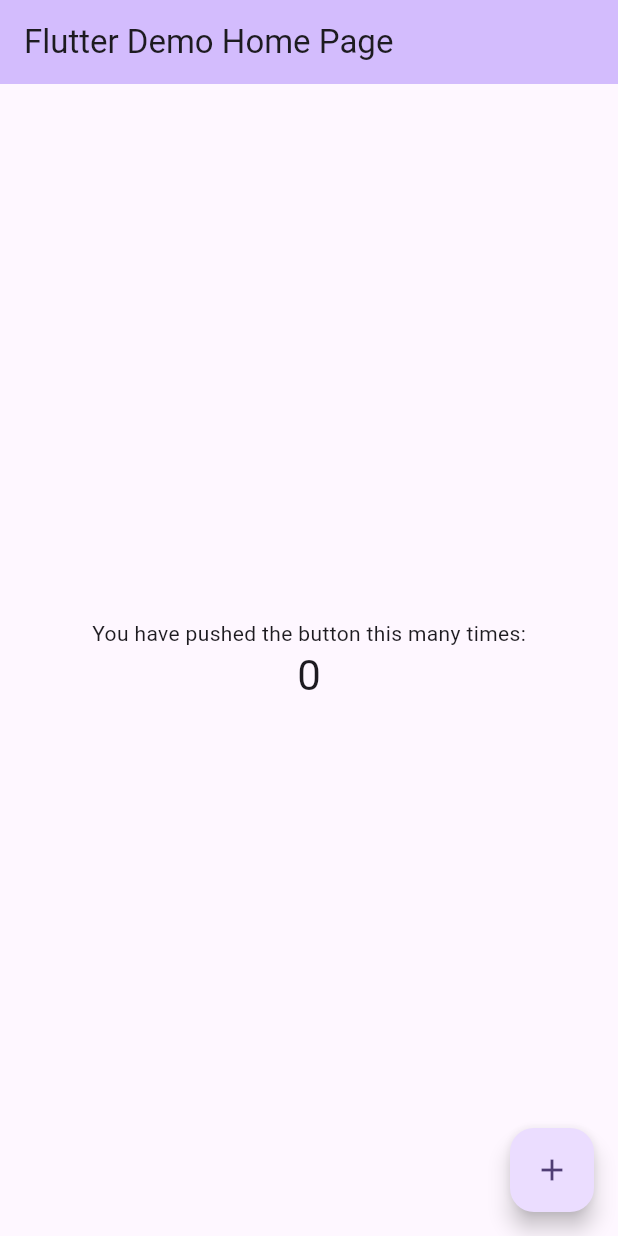
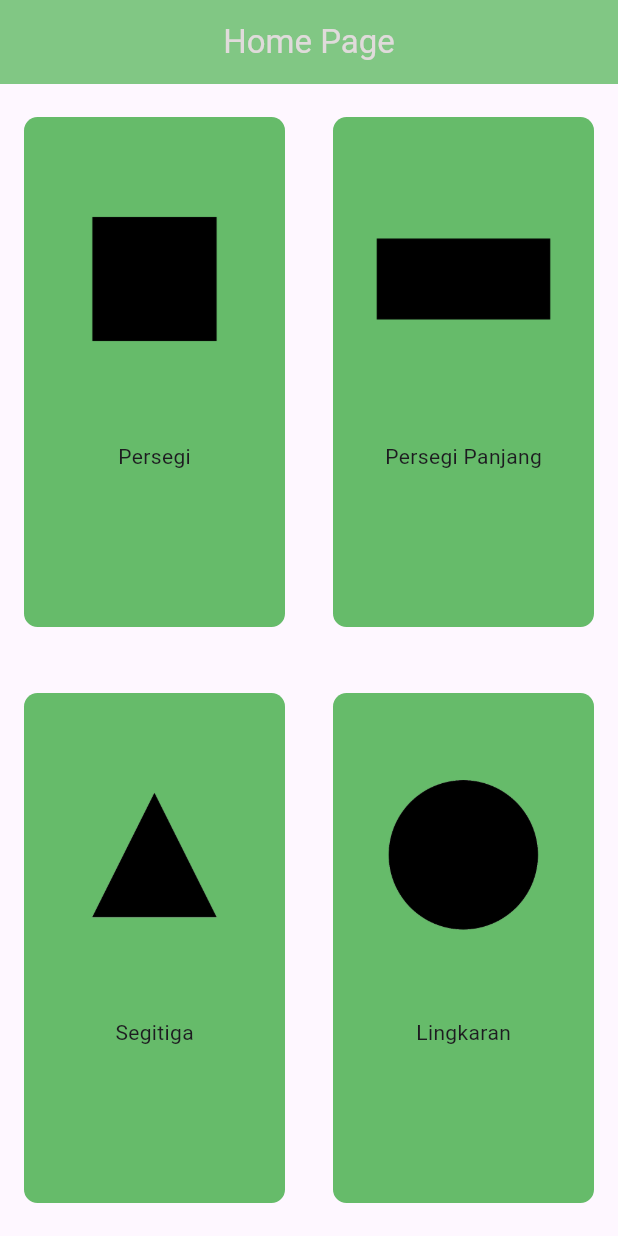
Before and after one commit to justnfal/bangun_datar_kelas_c, a Flutter app: the screen it shows after launch, on a phone screen of 412 x 824 dp. Run offline on Flutter 3.47's test engine with Material 2 defaults, Android fonts, the phone set to English and light mode, and no system bars.

Commit message:
custom component

```diff
--- a/lib/main.dart
+++ b/lib/main.dart
@@ -1,3 +1,4 @@
+import 'package:bangun_datar_kelas_c_31/page/home_page.dart';
 import 'package:flutter/material.dart';
 
 void main() {
@@ -31,7 +32,7 @@
         colorScheme: ColorScheme.fromSeed(seedColor: Colors.deepPurple),
         useMaterial3: true,
       ),
-      home: const MyHomePage(title: 'Flutter Demo Home Page'),
+      home: HomePage()
     );
   }
 }
--- /dev/null
+++ b/lib/page/home_page.dart
@@ -0,0 +1,69 @@
+import 'package:flutter/material.dart';
+
+class HomePage extends StatelessWidget {
+  const HomePage({Key? key}) : super(key: key);
+
+  @override
+  Widget build(BuildContext context) {
+    return Scaffold(
+      appBar: AppBar(
+        centerTitle: true,
+        title: Text(
+          "Home Page",
+          style: TextStyle(color: Color(0xFFE0DBDB)),
+        ),
+        backgroundColor: Colors.green.shade300,
+      ),
+      body: Column(
+        children: [
+          Expanded(
+            child: Row(
+              children: [
+                Expanded(child: CustomMenu(title: "Persegi", imageAsset: "assets/Persegi.png",)),
+                Expanded(child: CustomMenu(title: "Persegi Panjang", imageAsset: "assets/Persegi Panjang.png",)),
+              ],
+            ),
+          ),
+          Expanded(
+            child: Row(
+              children: [
+                Expanded(child: CustomMenu(title: "Segitiga", imageAsset: "assets/Segitiga.png",)),
+                Expanded(child: CustomMenu(title: "Lingkaran", imageAsset: "assets/Lingkaran.png",)),
+              ],
+            ),
+          ),
+        ],
+      ),
+    );
+  }
+}
+
+class CustomMenu extends StatelessWidget {
+  const CustomMenu({
+    super.key, required this.imageAsset, required this.title,
+  });
+  final String imageAsset;
+  final String title;
+
+  @override
+  Widget build(BuildContext context) {
+    return Container(
+        margin: EdgeInsets.symmetric(horizontal: 16, vertical: 8),
+        padding: EdgeInsets.symmetric(horizontal: 16, vertical: 8),
+        width: 130, height: 340,
+
+        decoration: BoxDecoration(
+            color: Colors.green.shade400,
+            borderRadius: BorderRadius.all(Radius.circular(9))
+        ),
+        child: Column(
+          children: [
+          Image.asset(imageAsset, height: 200,),
+        Padding(
+          padding: const EdgeInsets.all(8.0),
+          child: Text(title),
+          ),
+        ],
+        ));
+  }
+}
--- a/pubspec.yaml
+++ b/pubspec.yaml
@@ -59,7 +59,8 @@
   uses-material-design: true
 
   # To add assets to your application, add an assets section, like this:
-  # assets:
+  assets:
+    - assets/
   #   - images/a_dot_burr.jpeg
   #   - images/a_dot_ham.jpeg
 
```
Also changed, not shown: assets/Belah Ketupat.png (added), assets/Lingkaran.png (added), assets/Persegi Panjang.png (added), assets/Persegi.png (added), assets/Segitiga.png (added), assets/Trapesium.png (added).
